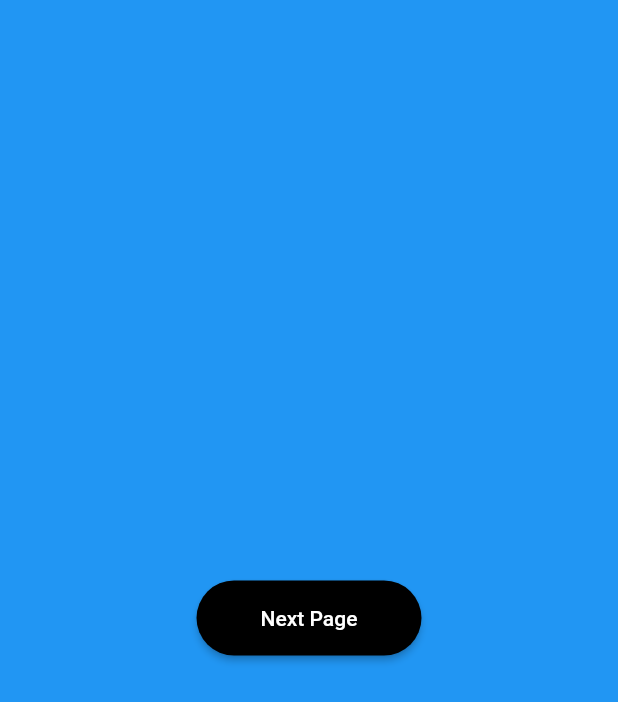
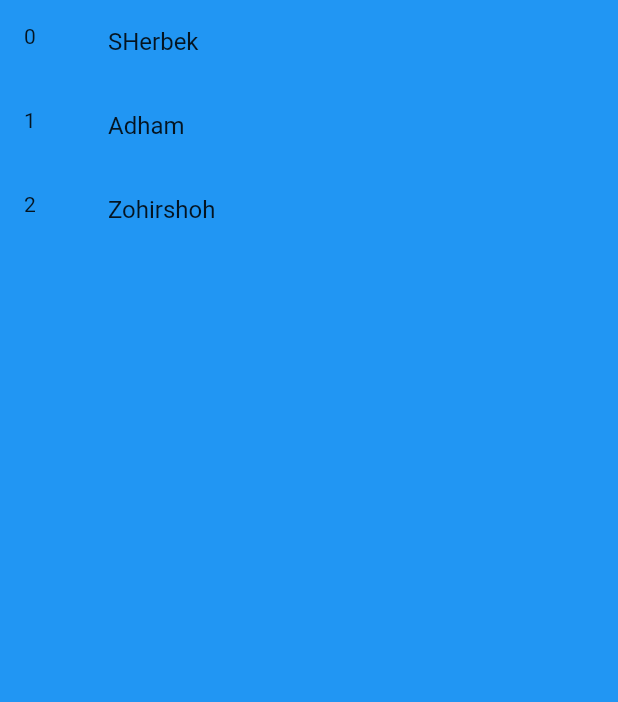
Before and after one commit to muhriddinbek-off/navigation_page, a Flutter app: the screen it shows after launch, on a phone screen of 412 x 824 dp. Shown: the top 702 px of the screen. Run offline on Flutter 3.47's test engine with Material 2 defaults, Android fonts, the phone set to English and light mode, and no system bars.

Commit message:
second commit

```diff
--- a/lib/screens/next_page.dart
+++ b/lib/screens/next_page.dart
@@ -5,26 +5,20 @@ class NextPage extends StatelessWidget {
 
   @override
   Widget build(BuildContext context) {
+    List ismlar = ['SHerbek', 'Adham', 'Zohirshoh'];
     return Scaffold(
       backgroundColor: Colors.blue,
-      body: Center(
-        child: Column(
-          mainAxisAlignment: MainAxisAlignment.center,
-          children: [
-            ElevatedButton(
-              style: ButtonStyle(
-                minimumSize: MaterialStatePropertyAll(Size(150, 50)),
-                backgroundColor: MaterialStatePropertyAll(Colors.black),
-                shape: MaterialStatePropertyAll(RoundedRectangleBorder(borderRadius: BorderRadius.circular(50))),
-              ),
-              onPressed: () {
-                Navigator.pushNamed(context, 'first', arguments: 'Adham');
+      body: ListView.builder(
+          itemCount: ismlar.length,
+          itemBuilder: (context, index) {
+            return ListTile(
+              onTap: () {
+                Navigator.pushNamed(context, 'first', arguments: ismlar[index]);
               },
-              child: Text('Next Page'),
-            ),
-          ],
-        ),
-      ),
+              leading: Text(index.toString()),
+              title: Text(ismlar[index]),
+            );
+          }),
     );
   }
 }
```
